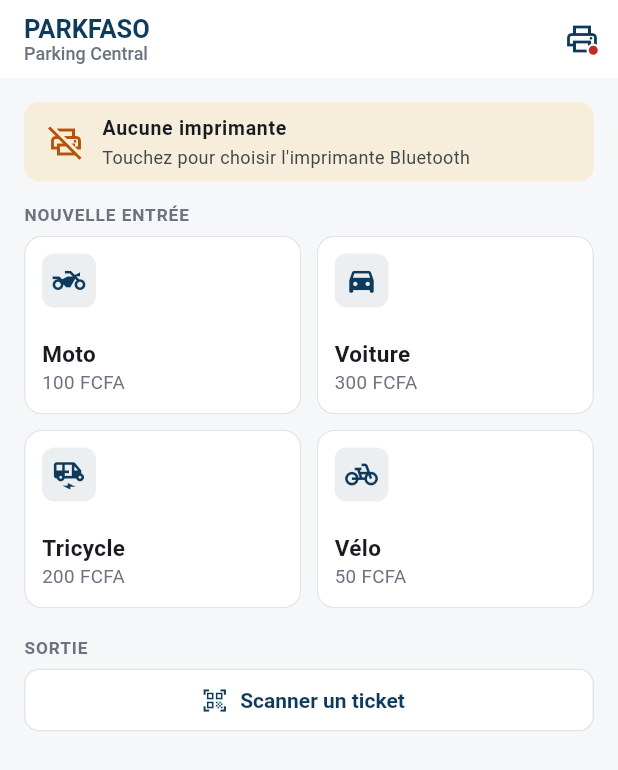
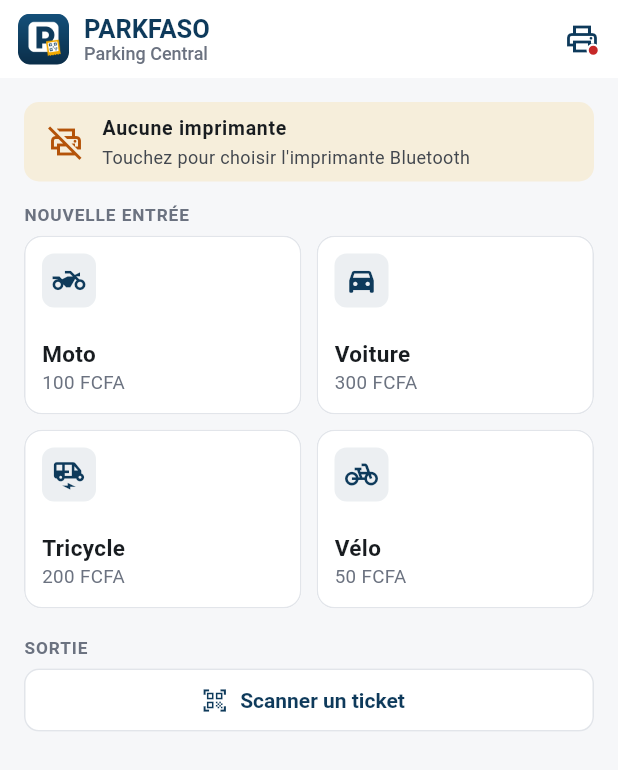
Before and after one commit to omzakrevo/parkfaso-plaques, a Flutter app: the screen it shows after launch, on a phone screen of 412 x 824 dp. Shown: the top 770 px of the screen. Run offline on Flutter 3.47's test engine with Material 3 defaults, Android fonts, the phone set to English and light mode, and no system bars; our stand-ins replace camera, shared_preferences, sqflite; missing offline and left inert: google_mlkit_text_recognition, mobile_scanner, print_bluetooth_thermal; accounts and stored records are empty; statements that could not run were skipped.

Commit message:
Démarrage fiable, logo et icône de l'application
- L'écran s'affiche immédiatement ; erreurs de démarrage affichées avec « Réessayer »
- Autorisation Bluetooth vérifiée avant tout appel (Android 12+)
- Réduction R8 désactivée (risque de fermeture au lancement)
- Logo PARKFASO (panneau P + ticket QR), icône adaptative Android, nom « PARKFASO »
- Test du démarrage en échec

Co-Authored-By: Claude Opus 5.5 <noreply@anthropic.com>
Claude-Session: https://claude.ai/code/session_01RfPqcyiC2G5RfRPQDteUNd

```diff
--- a/lib/app/home_screen.dart
+++ b/lib/app/home_screen.dart
@@ -59,10 +59,19 @@ class ParkHomeScreen extends StatelessWidget {
   Widget build(BuildContext context) {
     return Scaffold(
       appBar: AppBar(
-        title: Column(crossAxisAlignment: CrossAxisAlignment.start, children: [
-          Text(settings.brandName),
-          Text(settings.parkingName,
-              style: const TextStyle(fontSize: 12, fontWeight: FontWeight.w500, color: ParkColors.muted)),
+        titleSpacing: 12,
+        title: Row(children: [
+          ClipRRect(
+            borderRadius: BorderRadius.circular(8),
+            child: Image.asset('assets/logo/parkfaso_logo.png', width: 34, height: 34,
+                errorBuilder: (_, _, _) => const SizedBox(width: 34, height: 34)),
+          ),
+          const SizedBox(width: 10),
+          Column(crossAxisAlignment: CrossAxisAlignment.start, children: [
+            Text(settings.brandName),
+            Text(settings.parkingName,
+                style: const TextStyle(fontSize: 12, fontWeight: FontWeight.w500, color: ParkColors.muted)),
+          ]),
         ]),
         actions: [
           ListenableBuilder(
--- a/lib/main.dart
+++ b/lib/main.dart
@@ -1,6 +1,11 @@
 // PARKFASO — application gardien (entrée des véhicules, plaques, tickets
-// Bluetooth, scan de sortie). Dans le projet PARKFASO complet, reprenez la
-// construction de ParkHomeScreen ci-dessous dans votre propre démarrage.
+// Bluetooth, scan de sortie).
+//
+// Démarrage en deux temps : l'écran s'affiche immédiatement (logo + chargement),
+// puis la base, l'imprimante et les photos sont préparées. Une erreur à cette
+// étape s'affiche en clair (avec « Réessayer ») au lieu de fermer l'application.
+
+import 'dart:async';
 
 import 'package:flutter/material.dart';
 import 'package:path/path.dart' as p;
@@ -14,8 +19,43 @@ import 'plaque/plate_ocr_service.dart';
 import 'plaque/plate_photo_store.dart';
 import 'tickets/bluetooth_printer.dart';
 
-Future<void> main() async {
-  WidgetsFlutterBinding.ensureInitialized();
+const kSettings = ParkingSettings(parkingName: 'Parking Central');
+
+void main() {
+  runZonedGuarded(() {
+    WidgetsFlutterBinding.ensureInitialized();
+    FlutterError.onError = (details) {
+      FlutterError.presentError(details);
+      debugPrint('PARKFASO erreur : ${details.exceptionAsString()}');
+    };
+    runApp(const ParkfasoApp(home: StartupGate()));
+  }, (error, stack) => debugPrint('PARKFASO erreur non gérée : $error\n$stack'));
+}
+
+class ParkfasoApp extends StatelessWidget {
+  const ParkfasoApp({super.key, required this.home});
+
+  final Widget home;
+
+  @override
+  Widget build(BuildContext context) => MaterialApp(
+        title: 'PARKFASO',
+        debugShowCheckedModeBanner: false,
+        theme: buildParkTheme(),
+        home: home,
+      );
+}
+
+/// Services prêts après le démarrage.
+class AppServices {
+  AppServices(this.repository, this.printer, this.photoStore, this.ocr);
+  final SessionRepository repository;
+  final BluetoothThermalPrinter printer;
+  final PlatePhotoStore photoStore;
+  final PlateOcrService ocr;
+}
+
+Future<AppServices> initServices() async {
   final db = await openDatabase(
     p.join(await getDatabasesPath(), 'parkfaso.db'),
     version: 1,
@@ -31,35 +71,93 @@ Future<void> main() async {
   );
   await const PlateColumnsMigration().apply(db);
 
-  const settings = ParkingSettings(parkingName: 'Parking Central');
   final photoStore = PlatePhotoStore(
-      keepPhotos: settings.keepPlatePhotos, retentionDays: settings.platePhotoRetentionDays);
-  await photoStore.purgeExpired();
+      keepPhotos: kSettings.keepPlatePhotos, retentionDays: kSettings.platePhotoRetentionDays);
+  // Nettoyage des photos : jamais bloquant.
+  unawaited(photoStore.purgeExpired().catchError((_) => 0));
 
   final printer = BluetoothThermalPrinter();
-  await printer.load();
+  try {
+    await printer.load().timeout(const Duration(seconds: 3));
+  } catch (_) {
+    // Imprimante injoignable au démarrage : on la configurera depuis l'écran.
+  }
 
-  runApp(ParkfasoApp(
-    home: ParkHomeScreen(
-      settings: settings,
-      ocr: PlateOcrService(),
-      repository: SqfliteSessionRepository(db, helmetPrice: settings.helmetPrice),
-      printer: printer,
-      photoStore: photoStore,
-    ),
-  ));
+  return AppServices(
+    SqfliteSessionRepository(db, helmetPrice: kSettings.helmetPrice),
+    printer,
+    photoStore,
+    PlateOcrService(),
+  );
 }
 
-class ParkfasoApp extends StatelessWidget {
-  const ParkfasoApp({super.key, required this.home});
-
-  final Widget home;
+class StartupGate extends StatefulWidget {
+  const StartupGate({super.key});
 
   @override
-  Widget build(BuildContext context) => MaterialApp(
-        title: 'PARKFASO',
-        debugShowCheckedModeBanner: false,
-        theme: buildParkTheme(),
-        home: home,
-      );
+  State<StartupGate> createState() => _StartupGateState();
 }
+
+class _StartupGateState extends State<StartupGate> {
+  late Future<AppServices> _init = initServices()..ignore();
+
+  @override
+  Widget build(BuildContext context) {
+    return FutureBuilder<AppServices>(
+      future: _init,
+      builder: (context, snap) {
+        if (snap.hasData) {
+          final s = snap.data!;
+          return ParkHomeScreen(
+            settings: kSettings,
+            ocr: s.ocr,
+            repository: s.repository,
+            printer: s.printer,
+            photoStore: s.photoStore,
+          );
+        }
+        return Scaffold(
+          backgroundColor: ParkColors.navy,
+          body: SafeArea(
+            child: Center(
+              child: Padding(
+                padding: const EdgeInsets.all(24),
+                child: Column(mainAxisSize: MainAxisSize.min, children: [
+                  Image.asset('assets/logo/parkfaso_logo.png', width: 120, height: 120),
+                  const SizedBox(height: 16),
+                  const Text('PARKFASO',
+                      style: TextStyle(color: Colors.white, fontSize: 24, fontWeight: FontWeight.w800,
+                          letterSpacing: 2)),
+                  const SizedBox(height: 24),
+                  if (snap.hasError) ...[
+                    const Text('Démarrage impossible',
+                        style: TextStyle(color: Colors.white, fontWeight: FontWeight.w700)),
+                    const SizedBox(height: 8),
+                    SelectableText('${snap.error}',
+                        textAlign: TextAlign.center, style: const TextStyle(color: Colors.white70)),
+                    const SizedBox(height: 16),
+                    FilledButton(
+                      style: FilledButton.styleFrom(backgroundColor: ParkColors.amber,
+                          foregroundColor: ParkColors.navy),
+                      onPressed: () {
+                        // ignore() : l'erreur est affichée par le FutureBuilder,
+                        // elle ne doit pas remonter comme erreur non gérée.
+                        final next = initServices()..ignore();
+                        setState(() {
+                          _init = next;
+                        });
+                      },
+                      child: const Text('Réessayer'),
+                    ),
+                  ] else
+                    const SizedBox(width: 22, height: 22,
+                        child: CircularProgressIndicator(strokeWidth: 2.5, color: Colors.white)),
+                ]),
+              ),
+            ),
+          ),
+        );
+      },
+    );
+  }
+}
```
Also changed, not shown: lib/tickets/bluetooth_printer.dart (+5 -2 lines), pubspec.yaml (+11 -0 lines), assets/logo/parkfaso_icon_foreground.png (added), assets/logo/parkfaso_icon_foreground.svg (added), assets/logo/parkfaso_logo.png (added), assets/logo/parkfaso_logo.svg (added), pubspec.lock, 15 other files.
